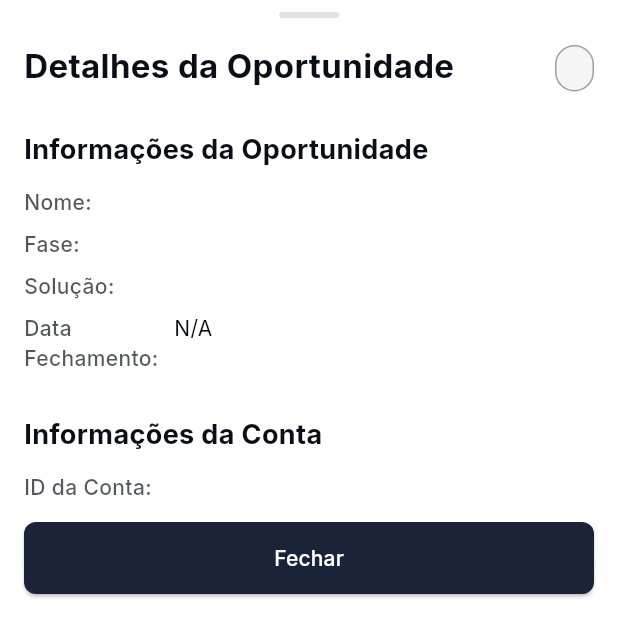
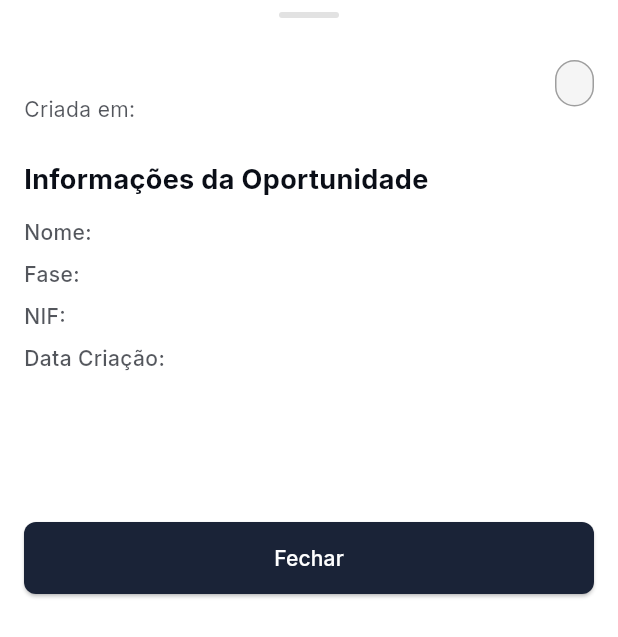
Before and after one commit to rodrigocastrolima/twogetherapp, a Flutter app: the _OpportunityDetailsSheet widget shown alone on an empty page, opened directly with empty values, on a phone screen of 412 x 824 dp. Shown: the top 637 px of the screen. Run offline on Flutter 3.47's test engine with Material 3 defaults, Android fonts, the phone set to English and light mode, and no system bars; our stand-ins replace cached_network_image, cloud_firestore, cloud_functions, equatable, file_picker, firebase_auth and 10 more; missing offline and left inert: flutter_web_auth_2; accounts and stored records are empty; generated files the repository leaves out were written again; network calls fail; project files that could hold a hidden picture were left out.

```diff
--- a/lib/app/router/app_router.dart
+++ b/lib/app/router/app_router.dart
@@ -1,4 +1,3 @@
-
 import 'package:flutter/material.dart';
 import 'package:flutter/foundation.dart';
 import 'package:go_router/go_router.dart';
@@ -295,7 +294,7 @@ class AuthNotifier extends ChangeNotifier {
 }
 
 class AppRouter {
-  static final _rootNavigatorKey = GlobalKey<NavigatorState>();
+  static final rootNavigatorKey = GlobalKey<NavigatorState>();
   static final _shellNavigatorKey = GlobalKey<NavigatorState>(
     debugLabel: 'ShellReseller',
   );
@@ -324,7 +323,7 @@ class AppRouter {
 
   // Initialization of router
   static final GoRouter _router = GoRouter(
-    navigatorKey: _rootNavigatorKey,
+    navigatorKey: rootNavigatorKey,
     initialLocation: '/login',
     debugLogDiagnostics: true,
     refreshListenable: authNotifier,
@@ -451,8 +450,7 @@ class AppRouter {
       GoRoute(path: '/login', builder: (context, state) => const LoginPage()),
       GoRoute(
         path: '/change-password',
-        parentNavigatorKey:
-            _rootNavigatorKey, // Ensures it appears above shells
+        parentNavigatorKey: rootNavigatorKey,
         builder: (context, state) => const ChangePasswordPage(),
       ),
 
@@ -554,7 +552,7 @@ class AppRouter {
       // --- Top-Level Secondary Routes (No Shell) ---
       GoRoute(
         path: '/admin/users/:userId',
-        parentNavigatorKey: _rootNavigatorKey, // Display above admin shell
+        parentNavigatorKey: rootNavigatorKey,
         pageBuilder: (context, state) {
           final user = state.extra as AppUser?;
           if (user == null) {
@@ -569,7 +567,7 @@ class AppRouter {
       ),
       GoRoute(
         path: '/profile-details',
-        parentNavigatorKey: _rootNavigatorKey,
+        parentNavigatorKey: rootNavigatorKey,
         pageBuilder:
             (context, state) => const MaterialPage(
               fullscreenDialog: true,
@@ -578,7 +576,7 @@ class AppRouter {
       ),
       GoRoute(
         path: '/services',
-        parentNavigatorKey: _rootNavigatorKey,
+        parentNavigatorKey: rootNavigatorKey,
         pageBuilder: (context, state) {
           final preFilledData = state.extra as Map<String, dynamic>?;
           return MaterialPage(
@@ -589,7 +587,7 @@ class AppRouter {
       ),
       GoRoute(
         path: '/client-details',
-        parentNavigatorKey: _rootNavigatorKey,
+        parentNavigatorKey: rootNavigatorKey,
         pageBuilder: (context, state) {
           final clientData = state.extra as Map<String, dynamic>?;
           // Handle potentially null extra data
@@ -606,7 +604,7 @@ class AppRouter {
       ),
       GoRoute(
         path: '/proposals/:id',
-        parentNavigatorKey: _rootNavigatorKey,
+        parentNavigatorKey: rootNavigatorKey,
         pageBuilder: (context, state) {
           final id = state.pathParameters['id'] ?? '';
           // This should likely navigate to a ProposalDetailsPage, not ClientsPage
@@ -618,7 +616,7 @@ class AppRouter {
       ),
       GoRoute(
         path: '/document-submission',
-        parentNavigatorKey: _rootNavigatorKey,
+        parentNavigatorKey: rootNavigatorKey,
         pageBuilder: (context, state) {
           // Should likely point to a dedicated document submission page
           // Placeholder:
@@ -631,7 +629,7 @@ class AppRouter {
       ),
       GoRoute(
         path: '/notifications/:id',
-        parentNavigatorKey: _rootNavigatorKey,
+        parentNavigatorKey: rootNavigatorKey,
         pageBuilder: (context, state) {
           final id = state.pathParameters['id'] ?? '';
           // Should point to a NotificationDetailsPage
@@ -645,7 +643,7 @@ class AppRouter {
       ),
       GoRoute(
         path: '/resubmission-form/:id',
-        parentNavigatorKey: _rootNavigatorKey,
+        parentNavigatorKey: rootNavigatorKey,
         pageBuilder: (context, state) {
           final id = state.pathParameters['id'] ?? '';
           // Should point to a specific ResubmissionForm page, potentially pre-filled
@@ -658,7 +656,7 @@ class AppRouter {
       GoRoute(
         path:
             '/dashboard', // Is this admin or reseller specific? Assuming reseller for now.
-        parentNavigatorKey: _rootNavigatorKey,
+        parentNavigatorKey: rootNavigatorKey,
         pageBuilder: (context, state) {
           // Should point to DashboardPage directly
           return const MaterialPage(child: DashboardPage());
--- a/lib/features/opportunity/presentation/pages/salesforce_opportunity.dart
+++ b/lib/features/opportunity/presentation/pages/salesforce_opportunity.dart
@@ -9,27 +9,12 @@ class SalesforceOpportunity with _$SalesforceOpportunity {
   const factory SalesforceOpportunity({
     required String Id,
     required String Name,
-    String? AccountId,
-    AccountInfo? Account, // Nested object for Account details
+    String? NIF__c,
     String? Fase__c,
-    String? Solu_o__c,
-    String? Data_de_Previs_o_de_Fecho__c, // Salesforce date (YYYY-MM-DD)
-    required String CreatedDate, // Salesforce dateTime (ISO 8601)
+    required String CreatedDate,
     // Add other fields from SOQL if needed
   }) = _SalesforceOpportunity;
 
   factory SalesforceOpportunity.fromJson(Map<String, dynamic> json) =>
       _$SalesforceOpportunityFromJson(json);
 }
-
-// Define the nested Account structure
-@freezed
-class AccountInfo with _$AccountInfo {
-  const factory AccountInfo({
-    String? Name,
-    // Add other Account fields if queried
-  }) = _AccountInfo;
-
-  factory AccountInfo.fromJson(Map<String, dynamic> json) =>
-      _$AccountInfoFromJson(json);
-}
--- a/lib/presentation/layout/main_layout.dart
+++ b/lib/presentation/layout/main_layout.dart
@@ -327,7 +327,7 @@ class _MainLayoutState extends ConsumerState<MainLayout> {
                                       isSmallScreen
                                           ? (_selectedIndex == 0 ? 0 : 24)
                                           : (_selectedIndex == 0 ? 0 : 24),
-                                  bottom: _selectedIndex == 0 ? 0 : 24,
+                                  bottom: _selectedIndex == 0 ? 0 : 0,
                                 ),
                                 child: Column(
                                   crossAxisAlignment: CrossAxisAlignment.start,
--- a/lib/presentation/screens/admin/admin_opportunities_page.dart
+++ b/lib/presentation/screens/admin/admin_opportunities_page.dart
@@ -168,11 +168,6 @@ class _OpportunityVerificationPageState
           margin: const EdgeInsets.symmetric(vertical: 4, horizontal: 8),
           child: ListTile(
             title: Text(opportunity.Name),
-            subtitle: Text(
-              opportunity.AccountId != null
-                  ? 'Account: ${opportunity.Account?.Name ?? 'Unknown'}'
-                  : 'No Account',
-            ),
             trailing: Text(opportunity.Fase__c ?? 'Unknown'),
           ),
         );
--- a/lib/presentation/screens/clients/clients_page.dart
+++ b/lib/presentation/screens/clients/clients_page.dart
@@ -48,7 +48,7 @@ class _ClientsPageState extends ConsumerState<ClientsPage> {
     return Scaffold(
       backgroundColor: Colors.transparent,
       body: SafeArea(
-        bottom: true,
+        bottom: false,
         top: false,
         child: Column(
           children: [
@@ -200,16 +200,23 @@ class _ClientsPageState extends ConsumerState<ClientsPage> {
 
   // New method to build an opportunity card
   Widget _buildOpportunityCard(SalesforceOpportunity opportunity, {Key? key}) {
-    // Format date if available (Data_de_Previs_o_de_Fecho__c)
-    String formattedDate = '';
-    if (opportunity.Data_de_Previs_o_de_Fecho__c != null) {
+    // Format CreatedDate
+    String formattedCreatedDate = '';
+    try {
+      final date = DateTime.parse(opportunity.CreatedDate);
+      // Use a locale-aware format if AppLocalizations is available
       try {
-        final date = DateTime.parse(opportunity.Data_de_Previs_o_de_Fecho__c!);
-        formattedDate = DateFormat('dd/MM/yyyy').format(date);
-      } catch (e) {
-        // If parsing fails, use the raw string
-        formattedDate = opportunity.Data_de_Previs_o_de_Fecho__c!;
+        final l10n = AppLocalizations.of(context);
+        if (l10n != null) {
+          formattedCreatedDate = DateFormat.yMd(l10n.localeName).format(date);
+        } else {
+          formattedCreatedDate = DateFormat('dd/MM/yyyy').format(date);
+        }
+      } catch (_) {
+        formattedCreatedDate = DateFormat('dd/MM/yyyy').format(date);
       }
+    } catch (e) {
+      formattedCreatedDate = opportunity.CreatedDate; // Fallback to raw string
     }
 
     return GestureDetector(
@@ -233,20 +240,6 @@ class _ClientsPageState extends ConsumerState<ClientsPage> {
                       color: CupertinoColors.label,
                     ),
                     overflow: TextOverflow.ellipsis,
-                  ),
-                  const SizedBox(height: 2),
-                  Row(
-                    children: [
-                      Text(
-                        '${opportunity.Solu_o__c ?? "N/A"} • ${formattedDate.isNotEmpty ? formattedDate : "N/A"}',
-                        style: const TextStyle(
-                          fontSize: 13,
-                          color: CupertinoColors.systemGrey,
-                        ),
-                      ),
-                      const SizedBox(width: 6),
-                      _buildPhaseIndicator(opportunity.Fase__c),
-                    ],
                   ),
                 ],
               ),
@@ -352,15 +345,23 @@ class _OpportunityDetailsSheet extends StatelessWidget {
 
   @override
   Widget build(BuildContext context) {
-    // Format date
-    String formattedDate = '';
-    if (opportunity.Data_de_Previs_o_de_Fecho__c != null) {
+    // Format CreatedDate
+    String formattedCreatedDate = '';
+    try {
+      final date = DateTime.parse(opportunity.CreatedDate);
+      // Use a locale-aware format if AppLocalizations is available
       try {
-        final date = DateTime.parse(opportunity.Data_de_Previs_o_de_Fecho__c!);
-        formattedDate = DateFormat('dd/MM/yyyy').format(date);
-      } catch (e) {
-        formattedDate = opportunity.Data_de_Previs_o_de_Fecho__c!;
+        final l10n = AppLocalizations.of(context);
+        if (l10n != null) {
+          formattedCreatedDate = DateFormat.yMd(l10n.localeName).format(date);
+        } else {
+          formattedCreatedDate = DateFormat('dd/MM/yyyy').format(date);
+        }
+      } catch (_) {
+        formattedCreatedDate = DateFormat('dd/MM/yyyy').format(date);
       }
+    } catch (e) {
+      formattedCreatedDate = opportunity.CreatedDate; // Fallback to raw string
     }
 
     return Container(
@@ -398,22 +399,23 @@ class _OpportunityDetailsSheet extends StatelessWidget {
                     crossAxisAlignment: CrossAxisAlignment.start,
                     children: [
                       Text(
-                        'Detalhes da Oportunidade',
+                        opportunity.Name,
                         style: TextStyle(
                           fontSize: 22,
                           fontWeight: FontWeight.bold,
                           color: AppTheme.foreground,
                         ),
+                        maxLines: 2,
+                        overflow: TextOverflow.ellipsis,
                       ),
                       const SizedBox(height: 4),
-                      if (formattedDate.isNotEmpty)
-                        Text(
-                          'Fechamento: $formattedDate',
-                          style: TextStyle(
-                            fontSize: 14,
-                            color: AppTheme.foreground.withOpacity(0.7),
-                          ),
+                      Text(
+                        'Criada em: $formattedCreatedDate',
+                        style: TextStyle(
+                          fontSize: 14,
+                          color: AppTheme.foreground.withOpacity(0.7),
                         ),
+                      ),
                     ],
                   ),
                 ),
@@ -433,20 +435,8 @@ class _OpportunityDetailsSheet extends StatelessWidget {
                   _buildSectionTitle('Informações da Oportunidade'),
                   _buildInfoItem('Nome', opportunity.Name),
                   _buildInfoItem('Fase', opportunity.Fase__c ?? 'N/A'),
-                  _buildInfoItem('Solução', opportunity.Solu_o__c ?? 'N/A'),
-                  _buildInfoItem(
-                    'Data Fechamento',
-                    formattedDate.isNotEmpty ? formattedDate : 'N/A',
-                  ),
-                  const SizedBox(height: 20),
-
-                  // Account Information Section
-                  _buildSectionTitle('Informações da Conta'),
-                  _buildInfoItem('ID da Conta', opportunity.AccountId ?? 'N/A'),
-                  _buildInfoItem(
-                    'Nome da Conta',
-                    opportunity.Account?.Name ?? 'N/A',
-                  ),
+                  _buildInfoItem('NIF', opportunity.NIF__c ?? 'N/A'),
+                  _buildInfoItem('Data Criação', formattedCreatedDate),
                   const SizedBox(height: 20),
                 ],
               ),
--- a/lib/presentation/screens/messages/messages_page.dart
+++ b/lib/presentation/screens/messages/messages_page.dart
@@ -45,7 +45,7 @@ class _ResellerChatView extends ConsumerWidget {
     return Scaffold(
       backgroundColor: Colors.transparent,
       body: SafeArea(
-        bottom: true,
+        bottom: false,
         top: false,
         child: conversationAsync.when(
           data: (conversationId) {
--- a/pubspec.yaml
+++ b/pubspec.yaml
@@ -75,7 +75,7 @@ dependencies:
 
   # --- Added for Salesforce OAuth ---
   flutter_web_auth_2:
-  file_picker: ^5.2.2
+  file_picker: ^8.0.0
   # -------------------------------
 
   path_provider: ^2.1.3
@@ -92,8 +92,8 @@ dev_dependencies:
   # rules and activating additional ones.
   flutter_lints: ^5.0.0
   build_runner: ^2.4.8
-  freezed: ^2.4.7
-  json_serializable: ^6.7.1
+  freezed: 2.4.7
+  json_serializable: 6.7.1
 
 # For information on the generic Dart part of this file, see the
 # following page: https://dart.dev/tools/pub/pubspec
```
Also changed, not shown: lib/features/opportunity/presentation/providers/opportunity_providers.dart (+2 -7 lines), lib/features/salesforce/data/repositories/salesforce_repository.dart (+20 -6 lines), lib/presentation/screens/auth/change_password_page.dart (+22 -20 lines), lib/features/auth/domain/models/app_user.freezed.dart, lib/features/clients/domain/entities/client.freezed.dart, lib/features/clients/domain/entities/client.g.dart, lib/features/opportunity/presentation/pages/salesforce_opportunity.freezed.dart, lib/features/opportunity/presentation/pages/salesforce_opportunity.g.dart, lib/features/profile/domain/entities/profile.freezed.dart, lib/features/profile/domain/entities/profile.g.dart, pubspec.lock, 4 other files.
